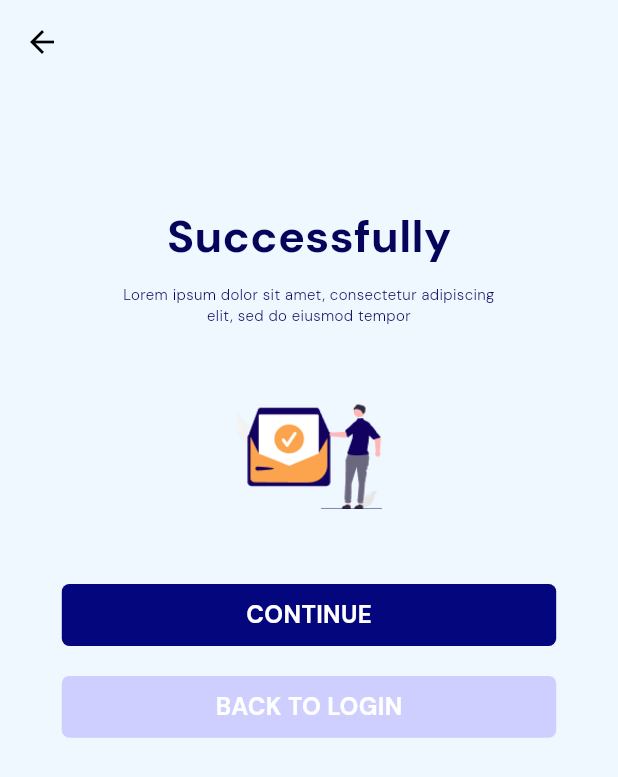
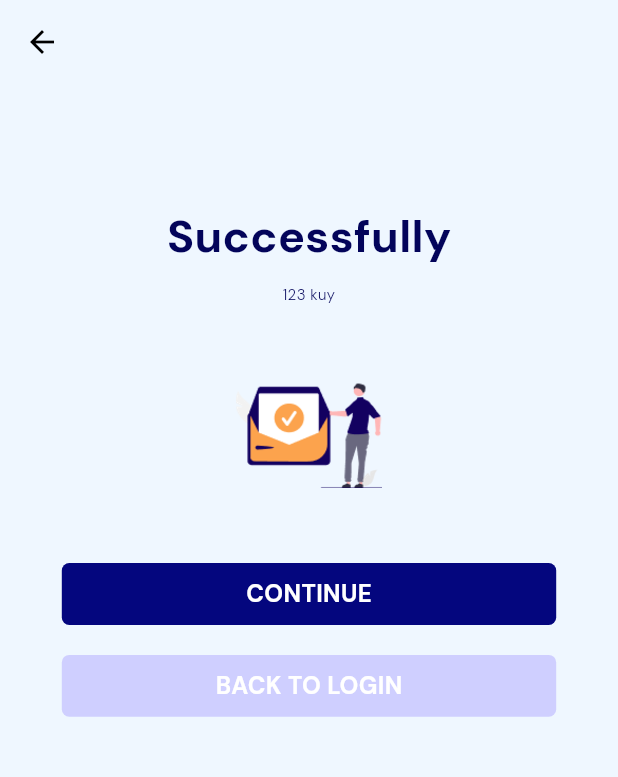
Before and after one commit to Sweetdixkk007/project-langtuuyen, a Flutter app: the Success screen opened directly, on a phone screen of 412 x 824 dp. Shown: the top 777 px of the screen. Run offline on Flutter 3.47's test engine with Material 3 defaults, Android fonts, the phone set to English and light mode, and no system bars; our stand-ins replace google_fonts, page_transition.

Commit message:
game kuy lek

```diff
--- a/lib/Screens/Success.dart
+++ b/lib/Screens/Success.dart
@@ -48,7 +48,7 @@ class _SuccessState extends State<Success> {
           Padding(
             padding: const EdgeInsets.symmetric(horizontal: 80),
             child: Text(
-              "Lorem ipsum dolor sit amet, consectetur adipiscing elit, sed do eiusmod tempor",
+              "123 kuy",
               style: GoogleFonts.dmSans(
                   fontSize: 10,
                   fontWeight: FontWeight.w300,
```
